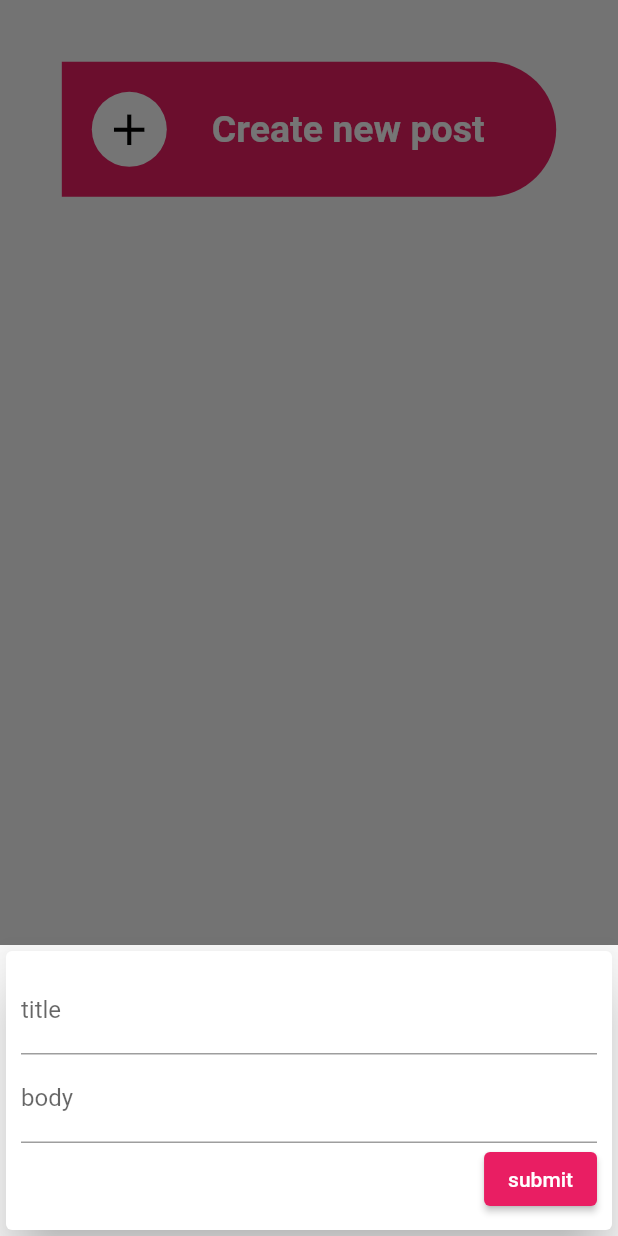
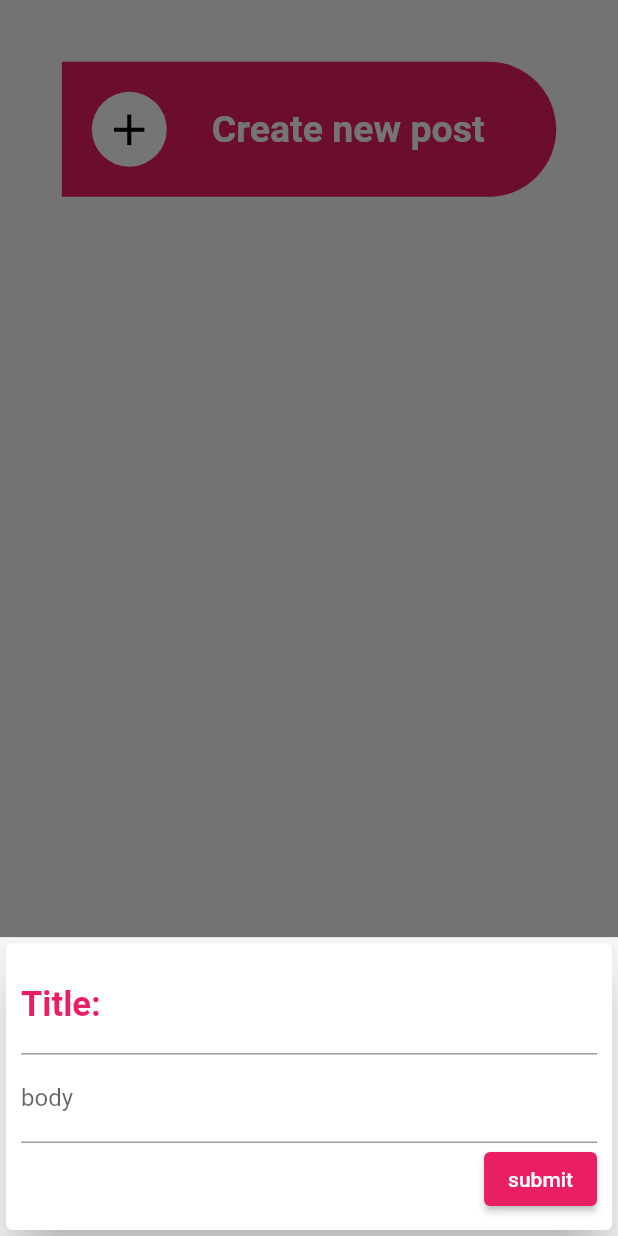
Before and after one commit to AhmedKarray1/Blog-App, a Flutter app: the OriginalPostListScreen screen opened by its route, after a tap on "Create new post", on a phone screen of 412 x 824 dp. Run offline on Flutter 3.47's test engine with Material 2 defaults, Android fonts, the phone set to English and light mode, and no system bars; our stand-ins replace shared_preferences; missing offline and left inert: dart:ffi; accounts and stored records are empty; network calls fail.

Commit message:
making the app more responsive

```diff
--- a/lib/models/comment.dart
+++ b/lib/models/comment.dart
@@ -1,6 +1,5 @@
-import 'package:flutter/cupertino.dart';
-
-class Comment {
+class Comment
+{
   final int id;
   final String name;
   final String body;
--- a/lib/screens/original_post_list_screen.dart
+++ b/lib/screens/original_post_list_screen.dart
@@ -12,23 +12,22 @@ class OriginalPostListScreen extends StatelessWidget {
 
   static const routeName = '/originalpostListScreen';
 
-  void addNewPost(BuildContext ctx) {
+  void addNewPost(BuildContext ctx,int id) {
     showModalBottomSheet(
         context: ctx,
         builder: (_) {
-          return NewPost();
+          return NewPost(id);
         });
   }
-
 
   @override
   Widget build(BuildContext context) {
     final loadedPosts = Provider.of<postsProvider>(context);
-    // print(loadedPosts.posts[0].comments.length);
+
     return Scaffold(
       body: Column(children: [
         GestureDetector(
-          onTap: () => addNewPost(context),
+          onTap: () => addNewPost(context,loadedPosts.posts.length),
           child: Container(
             margin: EdgeInsets.all(MediaQuery.of(context).size.width * 0.1),
             width: MediaQuery.of(context).size.width * 0.8,
@@ -38,7 +37,7 @@ class OriginalPostListScreen extends StatelessWidget {
                   topRight: Radius.circular(50),
                   bottomRight: Radius.circular(50)),
               color: Colors.pink,
-              // borderRadius:BorderRadius.circular(20)
+
             ),
             child: Align(
               alignment: Alignment.center,
--- a/lib/widgets/new_post.dart
+++ b/lib/widgets/new_post.dart
@@ -5,99 +5,70 @@ import 'package:test_technique1/Providers/post.dart';
 import 'package:test_technique1/Providers/posts_provider.dart';
 
 class NewPost extends StatelessWidget {
+  final int id;
+  NewPost(this.id);
+  final _titlecontroller = TextEditingController();
 
+  final _bodycontroller = TextEditingController();
 
-
-  final _titlecontroller=TextEditingController();
-
-  final _bodycontroller=TextEditingController();
-
-  void _submitData(BuildContext context,int id){
-    final enteredTitle=_titlecontroller.text;
-    final enteredBody=_bodycontroller.text;
-    if ((enteredTitle.isEmpty)||enteredBody.isEmpty)
-    {return;}
-    var newPost=Post(id:id,title: enteredTitle, body: enteredBody,comments:
-    []);
+  void _submitData(BuildContext context,int id) {
+   (context);
+    final enteredTitle = _titlecontroller.text;
+    final enteredBody = _bodycontroller.text;
+    if ((enteredTitle.isEmpty) || enteredBody.isEmpty) {
+      return;
+    }
+    var newPost =
+        Post(id:id , title: enteredTitle, body: enteredBody, comments: []);
     Navigator.of(context).pop();
 
-    Provider.of<postsProvider>(context,listen: false).createPost(newPost);
-
-
-
-
-
+    Provider.of<postsProvider>(context, listen: false).createPost(newPost);
   }
 
   @override
+  Widget build(BuildContext context) {
 
 
-  Widget build(BuildContext context) {
-    final posts=Provider.of<postsProvider>(context);
-
+    final posts = Provider.of<postsProvider>(context);
 
     return SingleChildScrollView(
       child: Card(
         elevation: 16,
         child: Container(
-          padding: EdgeInsets.only(top:10,right:10,left: 10,
-
-          bottom: MediaQuery.of(context).viewInsets.bottom+10
-          ),
-          child: Column(crossAxisAlignment: CrossAxisAlignment.end,
+          padding: EdgeInsets.only(
+              top: 10,
+              right: 10,
+              left: 10,
+              bottom: MediaQuery.of(context).viewInsets.bottom + 10),
+          child: Column(
+            crossAxisAlignment: CrossAxisAlignment.end,
             children: [
-            TextField(decoration: InputDecoration(
-              labelText:'title', ),
-              controller: _titlecontroller,
-              onSubmitted: (_)=>_submitData(context,posts.posts.length),
-
+              TextField(
+                decoration: InputDecoration(
+                  labelText: 'Title:',
+                  labelStyle: TextStyle(color: Colors.pink,fontSize: 23,fontWeight: FontWeight.bold) ,
 
 
 
                 ),
-            TextField(decoration: InputDecoration(labelText:
-            "body"
-
+                controller: _titlecontroller,
+                onSubmitted: (_) => _submitData(context,id),
               ),
-
-            controller:_bodycontroller ,
-            onSubmitted: (_)=>_submitData(context,posts.posts.length),
-
+              TextField(
+                decoration: InputDecoration(labelText: "body"),
+                controller: _bodycontroller,
+                onSubmitted: (_) => _submitData(context,id),
               ),
-            ElevatedButton(onPressed: ()=>_submitData(context,posts.posts.length),
-
+              ElevatedButton(
+                  onPressed: () => _submitData(context,id),
                   style: ButtonStyle(
-              backgroundColor:
-                                  MaterialStateProperty.all(Colors.pink),
-            )
-            ,child: Text("submit")
-
-            )
-
-
-
-
+                    backgroundColor: MaterialStateProperty.all(Colors.pink),
+                  ),
+                  child: Text("submit"))
             ],
-
-
-
-
           ),
-
-
-
-
         ),
-
-
-
       ),
-
-
-
-
-
-
     );
   }
 }
```
Also changed, not shown: lib/Providers/post.dart (+4 -8 lines), lib/Providers/posts_provider.dart (+20 -20 lines), lib/main.dart (+5 -18 lines), lib/screens/main_screen.dart (+6 -4 lines), lib/screens/post_detail_screen.dart (+5 -9 lines), lib/screens/splash_screen.dart (+15 -11 lines), lib/widgets/comment_ui.dart (+6 -3 lines), lib/widgets/post_ui.dart (+37 -41 lines), lib/widgets/update_post.dart (+51 -98 lines). Lines whose indentation alone changed are shown as unchanged.
